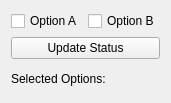
ssoham/srf_tutorial, file simple/simple.ui: the form before one commit.
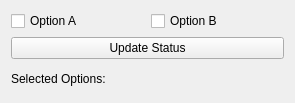
The form after the commit.

Commit message: updating dictionary values to be strings instead of bools

```diff
--- a/simple/simple.ui
+++ b/simple/simple.ui
@@ -6,7 +6,7 @@
    <rect>
     <x>0</x>
     <y>0</y>
-    <width>170</width>
+    <width>295</width>
     <height>103</height>
    </rect>
   </property>
```
The commit also changes 1 other file.
